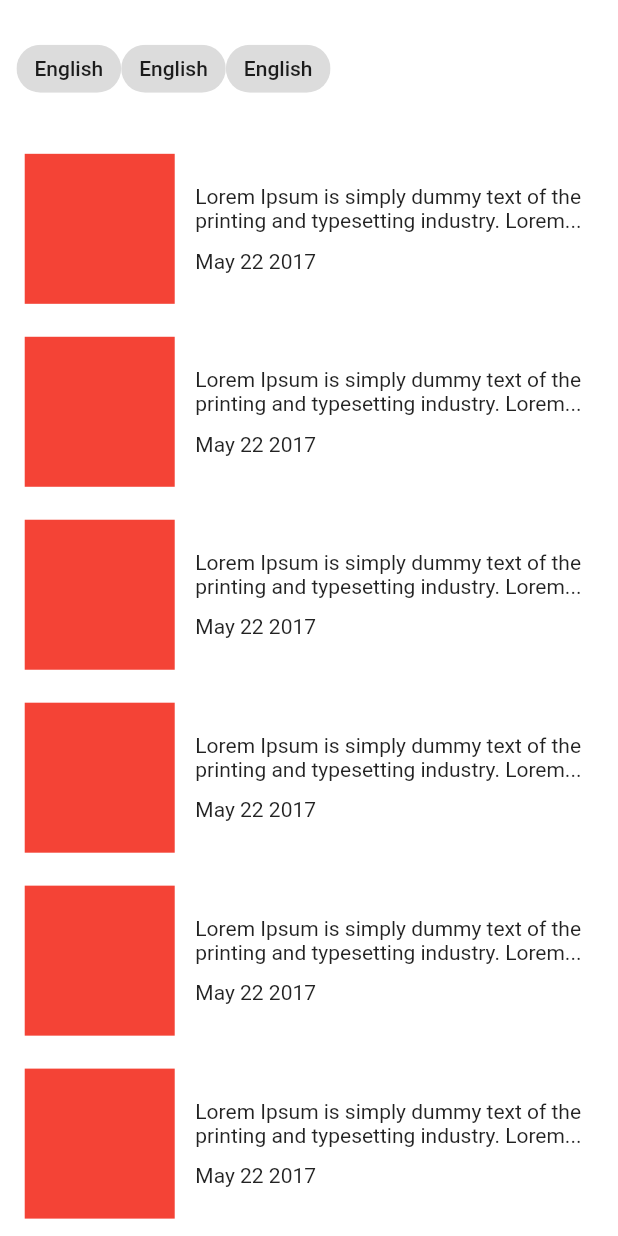
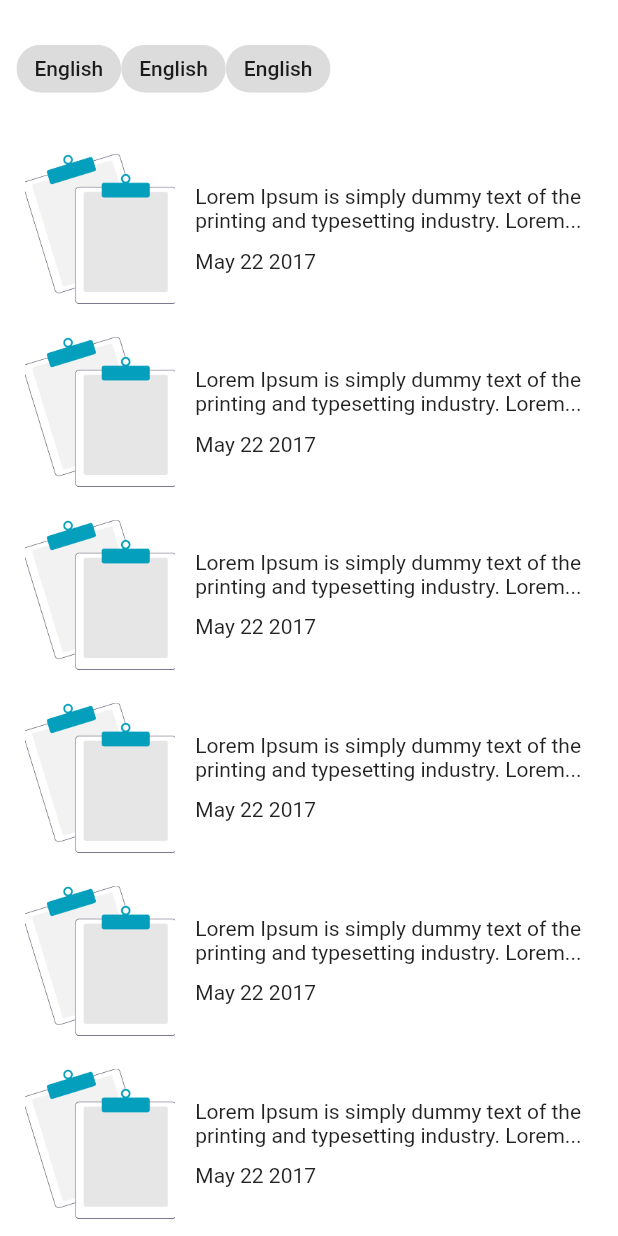
Before and after one commit to hoangcongminh/exchange_language_mobile, a Flutter app: the BlogScreen screen opened directly, on a phone screen of 412 x 824 dp. Run offline on Flutter 3.47's test engine with Material 2 defaults, Android fonts, the phone set to English and light mode, and no system bars; our stand-ins replace cached_network_image, dartz, dio, equatable, flutter_bloc, flutter_image_compress and 9 more; missing offline and left inert: flutter_quill, translator; accounts and stored records are empty; generated files the repository leaves out were written again; project files that could hold a hidden picture were left out.

Commit message:
fix compress image bug

```diff
--- a/lib/common/helpers/photo_helper.dart
+++ b/lib/common/helpers/photo_helper.dart
@@ -7,9 +7,12 @@ import 'path_helper.dart';
 class PhotoHelper {
   Future<File?> compressImage(String imagePath) async {
     final dir = await PathHelper.tempDir;
+    if (File('${dir.absolute.path}/temp.jpg').existsSync()) {
+      File('${dir.absolute.path}/temp.jpg').delete();
+    }
     File? compressedFile = await FlutterImageCompress.compressAndGetFile(
       imagePath,
-      '${dir.path} /temp.jpg',
+      '${dir.absolute.path}/temp.jpg',
     );
     if (compressedFile != null) {
       return compressedFile;
--- a/lib/presentation/features/blog/widgets/blog_item.dart
+++ b/lib/presentation/features/blog/widgets/blog_item.dart
@@ -1,3 +1,4 @@
+import 'package:exchange_language_mobile/presentation/widgets/app_image_widget.dart';
 import 'package:flutter/material.dart';
 import 'package:sizer/sizer.dart';
 
@@ -13,11 +14,7 @@ class BlogItem extends StatelessWidget {
         onTap: onTap,
         child: Row(
           children: [
-            Container(
-              width: 100,
-              height: 100,
-              color: Colors.red,
-            ),
+            const AppImageWidget(height: 100, width: 100),
             SizedBox(width: 10.sp),
             Expanded(
               child: Column(
--- /dev/null
+++ b/lib/presentation/widgets/app_image_widget.dart
@@ -0,0 +1,124 @@
+import 'package:cached_network_image/cached_network_image.dart';
+import 'package:exchange_language_mobile/presentation/widgets/shimmer/app_shimmer.dart';
+import 'package:flutter/material.dart';
+
+class AppImageWidget extends StatelessWidget {
+  final String? imageUrl;
+  final String? assetsImageUrl;
+  final double height;
+  final double width;
+  final BoxShape shape;
+  final BoxFit? fit;
+  final EdgeInsetsGeometry? margin;
+
+  const AppImageWidget({
+    Key? key,
+    this.imageUrl,
+    this.assetsImageUrl,
+    required this.height,
+    required this.width,
+    this.shape = BoxShape.rectangle,
+    this.fit = BoxFit.cover,
+    this.margin,
+  }) : super(key: key);
+
+  @override
+  Widget build(BuildContext context) {
+    return imageUrl != null
+        ? CachedNetworkImage(
+            imageUrl: imageUrl!,
+            imageBuilder: (context, imageProvider) => Container(
+              height: height,
+              width: width,
+              margin: margin,
+              decoration: BoxDecoration(
+                shape: shape,
+                image: DecorationImage(
+                  image: imageProvider,
+                  fit: fit,
+                ),
+              ),
+            ),
+            placeholder: (context, url) => PlaceHolderImage(
+              height: height,
+              width: width,
+              shape: shape,
+            ),
+            errorWidget: (context, url, error) => DefaultImage(
+              height: height,
+              width: width,
+              shape: shape,
+              margin: margin,
+            ),
+          )
+        : assetsImageUrl != null
+            ? Container(
+                height: height,
+                width: width,
+                margin: margin,
+                decoration: BoxDecoration(
+                  shape: shape,
+                  image: DecorationImage(
+                    image: AssetImage(assetsImageUrl!),
+                    fit: BoxFit.fitHeight,
+                  ),
+                ),
+              )
+            : DefaultImage(
+                height: height,
+                width: width,
+                shape: shape,
+              );
+  }
+}
+
+class PlaceHolderImage extends StatelessWidget {
+  final double height;
+  final double width;
+  final BoxShape shape;
+
+  const PlaceHolderImage({
+    Key? key,
+    required this.height,
+    required this.width,
+    required this.shape,
+  }) : super(key: key);
+
+  @override
+  Widget build(BuildContext context) {
+    return shape == BoxShape.circle
+        ? AppShimmer.round(size: height)
+        : AppShimmer(width: width, height: height);
+  }
+}
+
+class DefaultImage extends StatelessWidget {
+  final double height;
+  final double width;
+  final BoxShape shape;
+  final EdgeInsetsGeometry? margin;
+
+  const DefaultImage({
+    Key? key,
+    required this.height,
+    required this.width,
+    required this.shape,
+    this.margin,
+  }) : super(key: key);
+
+  @override
+  Widget build(BuildContext context) {
+    return Container(
+      height: height,
+      width: width,
+      margin: margin,
+      decoration: BoxDecoration(
+        shape: shape,
+        image: const DecorationImage(
+          image: AssetImage('assets/images/no_data.jpg'),
+          fit: BoxFit.fitHeight,
+        ),
+      ),
+    );
+  }
+}
```
Also changed, not shown: lib/presentation/features/blog/pages/create_blog_screen.dart (+23 -2 lines).
